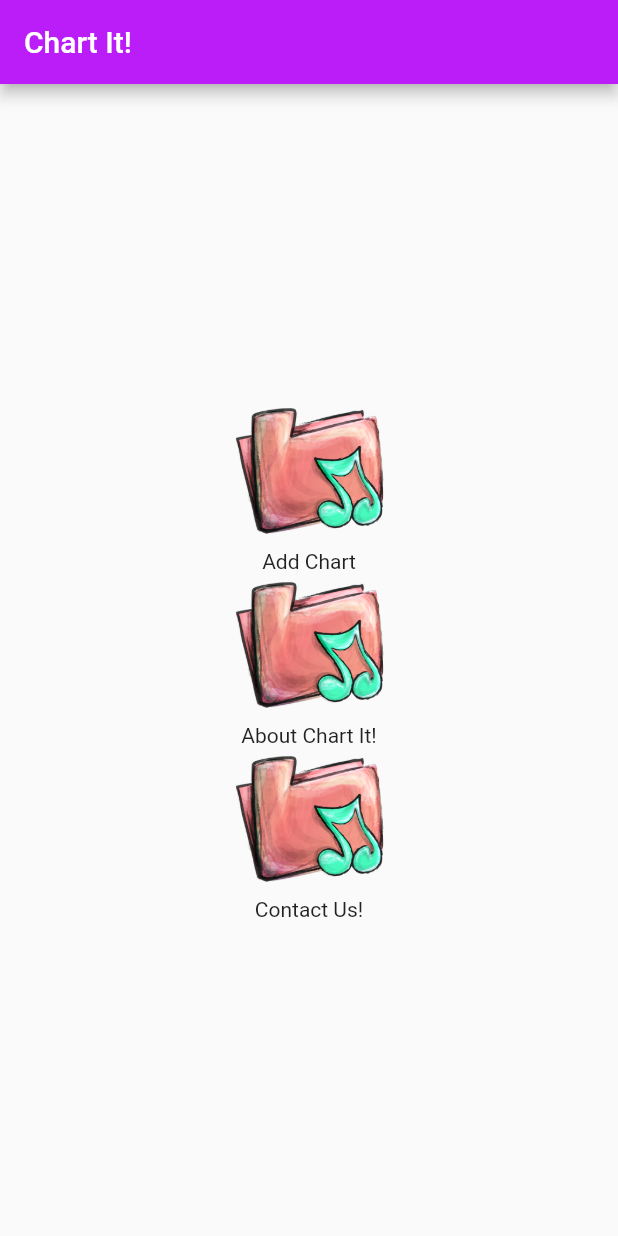
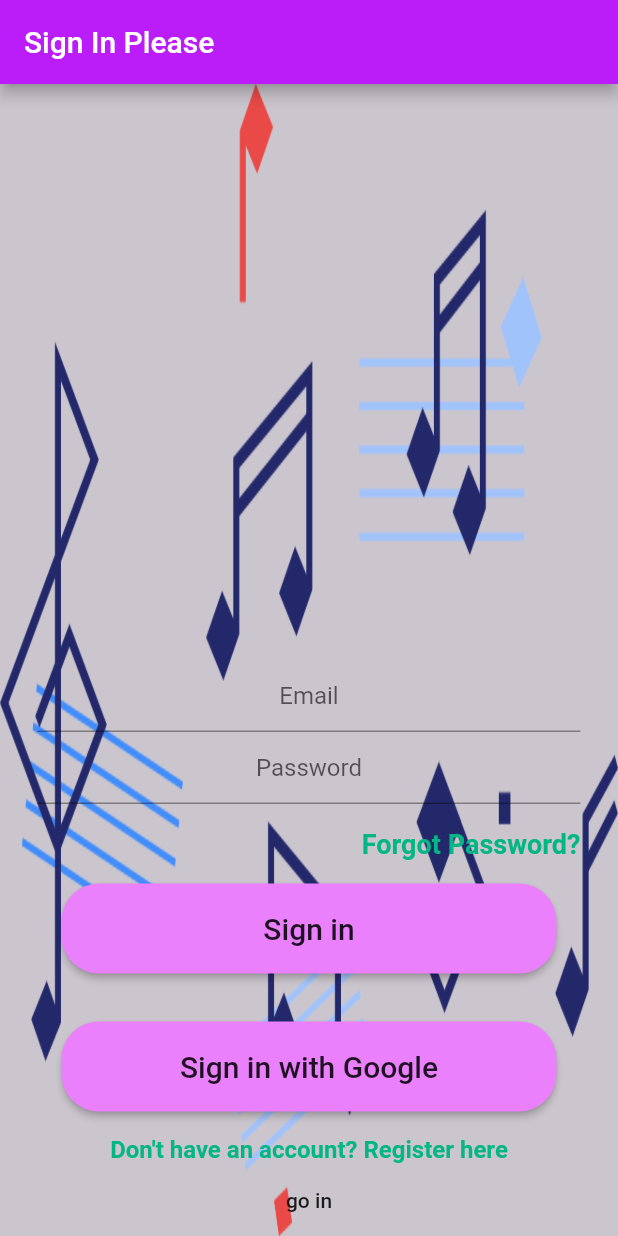
Before and after one commit to michalfain/ChartItFlutter, a Flutter app: the screen it shows after launch, on a phone screen of 412 x 824 dp. Run offline on Flutter 3.47's test engine with Material 2 defaults, Android fonts, the light colour scheme and no system bars.

Commit message:
sign in ui ui color changes

```diff
--- a/lib/main.dart
+++ b/lib/main.dart
@@ -1,4 +1,5 @@
 import 'package:chart_it/screens/contact_us_screen.dart';
+import 'package:chart_it/screens/sign_in_screen.dart';
 import 'package:flutter/material.dart';
 import 'package:chart_it/screens/home.dart';
 import 'package:chart_it/screens/chord_sheet.dart';
@@ -19,17 +20,20 @@ class _MyAppState extends State<MyApp> {
     return MaterialApp(
       theme: ThemeData.light().copyWith(
         primaryColorDark: Color(0xff5A1178),
-        cardColor: Color(0xffE1CAEA),
-        canvasColor: Color(0xffC339F9),
+        cardColor: Color(0xffea80fc),
+        canvasColor: Color(0xffce93d8),
         primaryColor: Color(0xffBB1DF9),
         backgroundColor: Color(0xffCBC6CD),
+        scaffoldBackgroundColor: Color(0xffCBC6CD),
       ),
-      initialRoute: Home.id,
+      debugShowCheckedModeBanner: false,
+      initialRoute: SignInScreen.id,
       routes: {
         Home.id: (context) => Home(),
         ChordSheet.id: (context) => ChordSheet(),
         AboutScreen.id: (context) => AboutScreen(),
         ContactUs.id: (context) => ContactUs(),
+        SignInScreen.id: (context) => SignInScreen(),
       },
     );
   }
--- a/lib/screens/about_screen.dart
+++ b/lib/screens/about_screen.dart
@@ -2,6 +2,7 @@ import 'package:flutter/material.dart';
 
 class AboutScreen extends StatelessWidget {
   static const String id = "AboutScreen";
+  //TODO: build screen ui
 
   @override
   Widget build(BuildContext context) {
--- a/lib/screens/contact_us_screen.dart
+++ b/lib/screens/contact_us_screen.dart
@@ -1,4 +1,7 @@
+import 'package:chart_it/widgets/build_button_widget.dart';
 import 'package:chart_it/widgets/card_widget.dart';
+import 'package:chart_it/widgets/text_field_widget.dart';
+import 'package:flutter/cupertino.dart';
 import 'package:flutter/material.dart';
 
 class ContactUs extends StatefulWidget {
@@ -25,9 +28,21 @@ class _ContactUsState extends State<ContactUs> {
             text: 'michelle.fain@gmail.com',
             child: Icon(Icons.email),
           ),
-          TextField(),
-          TextField(),
-          TextField(),
+          Padding(
+            padding: EdgeInsets.all(20.0),
+            child: Column(
+              children: [
+                TextFieldWidget('Enter Your Name'),
+                TextFieldWidget('Enter Your Phone'),
+                TextFieldWidget('Enter your Email'),
+              ],
+            ),
+          ),
+          SizedBox(
+            height: 250.0,
+            child: Image.asset('assets/note_bg.png'),
+          ),
+          BuildButtonWidget('SEND'),
         ],
       ),
     );
--- a/lib/screens/home.dart
+++ b/lib/screens/home.dart
@@ -13,11 +13,18 @@ class Home extends StatelessWidget {
       appBar: AppBar(
         title: Text('Chart It!'),
       ),
-      body: Padding(
+      body: Container(
+        decoration: BoxDecoration(
+          image: DecorationImage(
+            image: AssetImage('assets/note_bg.png'),
+            fit: BoxFit.fill,
+          ),
+        ),
+        child: Padding(
           padding: const EdgeInsets.all(20.0),
           child: Column(
             crossAxisAlignment: CrossAxisAlignment.stretch,
-          mainAxisAlignment: MainAxisAlignment.center,
+            mainAxisAlignment: MainAxisAlignment.spaceAround,
             children: [
               AddScreen(
                 title: "Add Chart",
@@ -34,6 +41,7 @@ class Home extends StatelessWidget {
             ],
           ),
         ),
+      ),
     );
   }
 }
--- /dev/null
+++ b/lib/screens/sign_in_screen.dart
@@ -0,0 +1,83 @@
+import 'package:chart_it/screens/home.dart';
+import 'package:chart_it/widgets/build_button_widget.dart';
+import 'package:chart_it/widgets/text_field_widget.dart';
+import 'package:flutter/cupertino.dart';
+import 'package:flutter/material.dart';
+
+class SignInScreen extends StatefulWidget {
+  static const String id = 'SignInScreen';
+
+  @override
+  _SignInScreenState createState() => _SignInScreenState();
+}
+
+class _SignInScreenState extends State<SignInScreen> {
+  @override
+  Widget build(BuildContext context) {
+    return Scaffold(
+      appBar: AppBar(
+        title: Text('Sign In Please'),
+      ),
+      body: Container(
+        padding: EdgeInsets.symmetric(horizontal: 25.0),
+        decoration: BoxDecoration(
+          image: DecorationImage(
+            image: AssetImage('assets/note_bg.png'),
+            fit: BoxFit.fill,
+          ),
+        ),
+        child: Column(
+          mainAxisAlignment: MainAxisAlignment.end,
+          children: [
+            TextFieldWidget('Email'),
+            TextFieldWidget('Password'),
+            SizedBox(
+              height: 16.0,
+            ),
+            Align(
+              alignment: Alignment.topRight,
+              child: Text(
+                'Forgot Password?',
+                style: TextStyle(
+                  color: Color(0xff04B684),
+                  fontSize: 18.0,
+                  fontWeight: FontWeight.bold,
+                ),
+              ),
+            ),
+            BuildButtonWidget('Sign in'),
+            BuildButtonWidget('Sign in with Google'),
+            Row(
+              mainAxisAlignment: MainAxisAlignment.center,
+              children: [
+                Text(
+                  "Don't have an account? ",
+                  style: TextStyle(
+                    color: Color(0xff04B684),
+                    fontSize: 16.0,
+                    fontWeight: FontWeight.bold,
+                  ),
+                ),
+                Text(
+                  "Register here",
+                  style: TextStyle(
+                    color: Color(0xff04B684),
+                    fontSize: 16.0,
+                    fontWeight: FontWeight.bold,
+                  ),
+                ),
+              ],
+            ),
+            FlatButton(
+              //TODO: delete this button once sign in is finished, make sure there is no back button to home screen
+              onPressed: () {
+                Navigator.pushNamed(context, Home.id);
+              },
+              child: Text('go in'),
+            ),
+          ],
+        ),
+      ),
+    );
+  }
+}
--- a/lib/widgets/add_screen.dart
+++ b/lib/widgets/add_screen.dart
@@ -24,7 +24,14 @@ class _AddScreenState extends State<AddScreen> {
             height: 100.0,
             width: 100.0,
           ),
-          Text(widget.title),
+          Text(
+            widget.title,
+            style: TextStyle(
+              fontSize: 20.0,
+              fontWeight: FontWeight.w500,
+              color: Colors.black54,
+            ),
+          ),
         ],
       ),
     );
--- /dev/null
+++ b/lib/widgets/build_button_widget.dart
@@ -0,0 +1,32 @@
+import 'package:flutter/material.dart';
+
+class BuildButtonWidget extends StatelessWidget {
+  BuildButtonWidget(this.title);
+  final String title;
+
+  @override
+  Widget build(BuildContext context) {
+    return Padding(
+      padding: const EdgeInsets.all(16.0),
+      child: ButtonTheme(
+        minWidth: 380.0,
+        height: 60.0,
+        child: RaisedButton(
+          shape: RoundedRectangleBorder(
+            borderRadius: BorderRadius.circular(25.0),
+          ),
+          color: Color(0xffea80fc),
+          splashColor: Colors.pinkAccent,
+          onPressed: () {},
+          // TODO: build button methods
+          child: Text(
+            title,
+            style: TextStyle(
+              fontSize: 20.0,
+            ),
+          ),
+        ),
+      ),
+    );
+  }
+}
--- a/lib/widgets/card_widget.dart
+++ b/lib/widgets/card_widget.dart
@@ -5,9 +5,14 @@ class CardWidget extends StatelessWidget {
   final Widget child;
   final String text;
 
+  //TODO : make card clickable
+
   @override
   Widget build(BuildContext context) {
     return Card(
+      shape: RoundedRectangleBorder(
+        borderRadius: BorderRadius.circular(25.0),
+      ),
       margin: EdgeInsets.symmetric(horizontal: 20.0, vertical: 25.0),
       child: ListTile(
         leading: child,
--- /dev/null
+++ b/lib/widgets/text_field_widget.dart
@@ -0,0 +1,15 @@
+import 'package:flutter/material.dart';
+
+class TextFieldWidget extends StatelessWidget {
+  TextFieldWidget(this.hint);
+
+  final String hint;
+
+  @override
+  Widget build(BuildContext context) {
+    return TextField(
+      textAlign: TextAlign.center,
+      decoration: InputDecoration(hintText: hint),
+    );
+  }
+}
```
Lines whose indentation alone changed are shown as unchanged.
